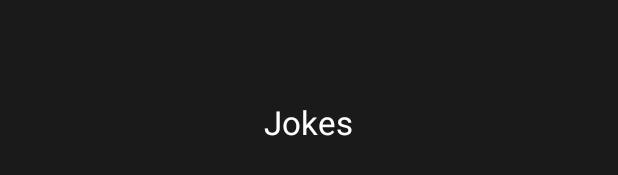
After one commit to VahabAbbasi82/JokesInApp, an Android app: the layout fragment_counter.xml on its own in the app's theme, with its tools: preview values and no code run, on a phone screen of 412 x 824 dp. The commit adds this screen. Shown: the part 496-671 px from the top of the screen. Run offline under Robolectric (Android 15) with nearby library versions, the phone set to English and light mode, and no system bars.

Commit message:
commit: create basics layout and fragment

```diff
--- a/app/src/main/AndroidManifest.xml
+++ b/app/src/main/AndroidManifest.xml
@@ -11,7 +11,7 @@
         android:label="@string/app_name"
         android:roundIcon="@mipmap/ic_launcher_round"
         android:supportsRtl="true"
-        android:theme="@style/Theme.jokesinapp">
+        android:theme="@style/SplashTheme">
         <activity
             android:name=".presentation.ui.MainActivity"
             android:exported="true">
--- /dev/null
+++ b/app/src/main/res/drawable/ic_joker_svgrepo_com.xml
@@ -0,0 +1,39 @@
+<vector xmlns:android="http://schemas.android.com/apk/res/android"
+    android:width="508dp"
+    android:height="508dp"
+    android:viewportWidth="508"
+    android:viewportHeight="508">
+  <path
+      android:pathData="M254,254m-254,0a254,254 0,1 1,508 0a254,254 0,1 1,-508 0"
+      android:fillColor="#1B1A1A"/>
+  <path
+      android:pathData="M253.2,334m-90.4,0a90.4,90.4 0,1 1,180.8 0a90.4,90.4 0,1 1,-180.8 0"
+      android:fillColor="#FFD05B"/>
+  <path
+      android:pathData="M352.8,168.8c-11.2,-0.4 -23.2,1.6 -34.8,6c1.2,-4.4 2.8,-8.4 4.8,-12.4c17.6,-40 56.8,-72.8 107.2,-52.4c-43.2,-40 -98.4,-34 -139.6,10.8c-15.2,16.4 -28.4,38 -37.6,63.6c-9.2,-25.6 -22.4,-47.6 -37.6,-63.6C174.4,76 119.2,70.4 76,110c50,-20.8 89.6,12.4 107.2,52.4c2,4 3.6,8.4 4.8,12.4c-11.6,-4.4 -23.2,-6.4 -34.8,-6c-46.4,1.2 -86.4,39.2 -99.6,99.6C79.2,216 120,208 148.4,222c19.2,9.2 32.8,27.2 40,49.2H318c6.8,-22 20.8,-40 40,-49.2c28.4,-14 68.8,-6 94.8,46.4C439.6,208 399.6,170 352.8,168.8z"
+      android:fillColor="#F1543F"/>
+  <path
+      android:pathData="M450,264.8m-20.8,0a20.8,20.8 0,1 1,41.6 0a20.8,20.8 0,1 1,-41.6 0"
+      android:fillColor="#FFFFFF"/>
+  <path
+      android:pathData="M428.8,106.8m-17.6,0a17.6,17.6 0,1 1,35.2 0a17.6,17.6 0,1 1,-35.2 0"
+      android:fillColor="#FFFFFF"/>
+  <path
+      android:pathData="M58,264.8m-20.8,0a20.8,20.8 0,1 1,41.6 0a20.8,20.8 0,1 1,-41.6 0"
+      android:fillColor="#FFFFFF"/>
+  <path
+      android:pathData="M79.2,106.8m-17.6,0a17.6,17.6 0,1 1,35.2 0a17.6,17.6 0,1 1,-35.2 0"
+      android:fillColor="#FFFFFF"/>
+  <path
+      android:pathData="M284.8,322.4m-14.8,0a14.8,14.8 0,1 1,29.6 0a14.8,14.8 0,1 1,-29.6 0"
+      android:fillColor="#324A5E"/>
+  <path
+      android:pathData="M274.316,319.867a2.4,5.2 46.613,1 0,7.558 -7.144a2.4,5.2 46.613,1 0,-7.558 7.144z"
+      android:fillColor="#FFFFFF"/>
+  <path
+      android:pathData="M221.2,322.4m-14.8,0a14.8,14.8 0,1 1,29.6 0a14.8,14.8 0,1 1,-29.6 0"
+      android:fillColor="#324A5E"/>
+  <path
+      android:pathData="M210.679,320.066a2.4,5.2 46.609,1 0,7.558 -7.145a2.4,5.2 46.609,1 0,-7.558 7.145z"
+      android:fillColor="#FFFFFF"/>
+</vector>
--- /dev/null
+++ b/app/src/main/res/layout/fragment_counter.xml
@@ -0,0 +1,29 @@
+<?xml version="1.0" encoding="utf-8"?>
+<androidx.coordinatorlayout.widget.CoordinatorLayout xmlns:android="http://schemas.android.com/apk/res/android"
+    xmlns:tools="http://schemas.android.com/tools"
+    android:orientation="vertical"
+    android:gravity="center_horizontal|center_vertical"
+    android:padding="32dp"
+    android:layout_width="match_parent"
+    android:layout_height="match_parent"
+    android:background="@color/primary"
+    tools:context=".presentation.ui.CounterFragment">
+
+    <LinearLayout
+        android:layout_width="match_parent"
+        android:orientation="vertical"
+        android:padding="64dp"
+        android:gravity="center_horizontal|center_vertical"
+        android:layout_height="match_parent">
+
+        <TextView
+            android:id="@+id/tvCounter"
+            android:text="@string/app_name"
+            android:textColor="@color/white"
+            android:textAppearance="?android:attr/textAppearanceLarge"
+            android:layout_width="wrap_content"
+            android:layout_height="wrap_content" />
+
+    </LinearLayout>
+
+</androidx.coordinatorlayout.widget.CoordinatorLayout>
--- a/app/src/main/res/values-night/themes.xml
+++ b/app/src/main/res/values-night/themes.xml
@@ -13,4 +13,10 @@
         <item name="android:statusBarColor" tools:targetApi="l">?attr/colorPrimaryVariant</item>
         <!-- Customize your theme here. -->
     </style>
+
+    <style name="SplashTheme" parent="Theme.MaterialComponents.NoActionBar">
+        <item name="android:windowBackground">@drawable/ic_joker_svgrepo_com</item>
+        <item name="android:statusBarColor">@color/purple_500</item>
+    </style>
+
 </resources>
--- a/app/src/main/res/values/colors.xml
+++ b/app/src/main/res/values/colors.xml
@@ -1,5 +1,6 @@
 <?xml version="1.0" encoding="utf-8"?>
 <resources>
+    <color name="primary">#1B1A1A</color>
     <color name="purple_200">#FFBB86FC</color>
     <color name="purple_500">#FF6200EE</color>
     <color name="purple_700">#FF3700B3</color>
--- a/app/src/main/res/values/themes.xml
+++ b/app/src/main/res/values/themes.xml
@@ -13,4 +13,10 @@
         <item name="android:statusBarColor" tools:targetApi="l">?attr/colorPrimaryVariant</item>
         <!-- Customize your theme here. -->
     </style>
+
+    <style name="SplashTheme" parent="Theme.MaterialComponents.NoActionBar">
+        <item name="android:windowBackground">@drawable/ic_joker_svgrepo_com</item>
+        <item name="android:statusBarColor">@color/purple_500</item>
+    </style>
+
 </resources>
```
Also changed, not shown: app/src/main/java/ir/vahab/jokesinapp/presentation/ui/CounterFragment.kt (added, +20 -0 lines), app/src/main/java/ir/vahab/jokesinapp/presentation/ui/JokesFragment.kt (added, +15 -0 lines), app/src/main/java/ir/vahab/jokesinapp/presentation/ui/MainActivity.kt (+19 -0 lines), app/src/main/res/drawable/splash_background.xml (added, +9 -0 lines), app/src/main/res/layout/activity_main.xml (+8 -8 lines), app/src/main/res/layout/fragment_jokes.xml (added, +12 -0 lines), app/src/main/res/navigation/nav_graph.xml (added, +22 -0 lines).
